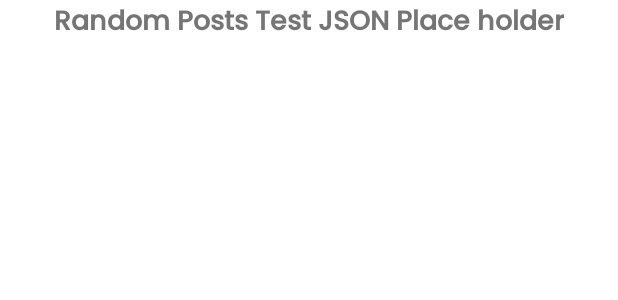
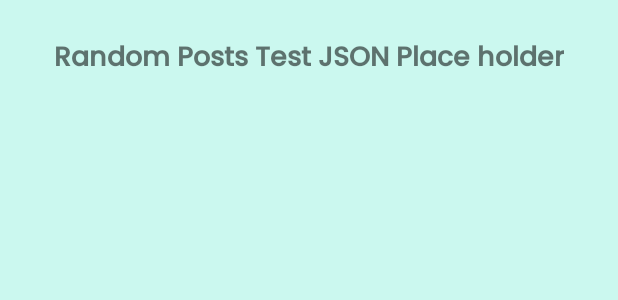
Before and after one commit to herjatiaji/ApiCalltesting, an Android app: the layout activity_main.xml on its own in the app's theme, with its tools: preview values and no code run, on a phone screen of 412 x 824 dp. Shown: the top 300 px of the screen. Run offline under Robolectric (Android 15) with nearby library versions, the phone set to English and light mode, and no system bars.

Commit message:
initial commit

```diff
--- a/app/src/main/res/layout/activity_main.xml
+++ b/app/src/main/res/layout/activity_main.xml
@@ -4,19 +4,22 @@
     xmlns:tools="http://schemas.android.com/tools"
     android:layout_width="match_parent"
     android:layout_height="match_parent"
-    tools:context=".MainActivity">
+    tools:context=".MainActivity"
+    android:background="@color/purple_700">
 
     <TextView
         android:id="@+id/tv"
         android:layout_width="wrap_content"
         android:layout_height="wrap_content"
+        android:layout_marginTop="24dp"
+        android:fontFamily="@font/poppins_medium"
+        android:paddingBottom="15dp"
         android:text="Random Posts Test JSON Place holder"
         android:textSize="18sp"
         android:textStyle="bold"
-        android:fontFamily="@font/poppins_medium"
         app:layout_constraintEnd_toEndOf="parent"
         app:layout_constraintStart_toStartOf="parent"
-        tools:layout_editor_absoluteY="0dp" />
+        app:layout_constraintTop_toTopOf="parent" />
 
     <androidx.recyclerview.widget.RecyclerView
         android:id="@+id/recyclerView"
--- a/app/src/main/res/values/colors.xml
+++ b/app/src/main/res/values/colors.xml
@@ -1,9 +1,9 @@
 <?xml version="1.0" encoding="utf-8"?>
 <resources>
     <color name="purple_200">#FFBB86FC</color>
-    <color name="purple_500">#FF6200EE</color>
-    <color name="purple_700">#FF3700B3</color>
-    <color name="teal_200">#FF03DAC5</color>
+    <color name="purple_500">#30EBC5</color>
+    <color name="purple_700">#CBF8EF</color>
+    <color name="teal_200">#30EBC5</color>
     <color name="teal_700">#FF018786</color>
     <color name="black">#FF000000</color>
     <color name="white">#FFFFFFFF</color>
```
